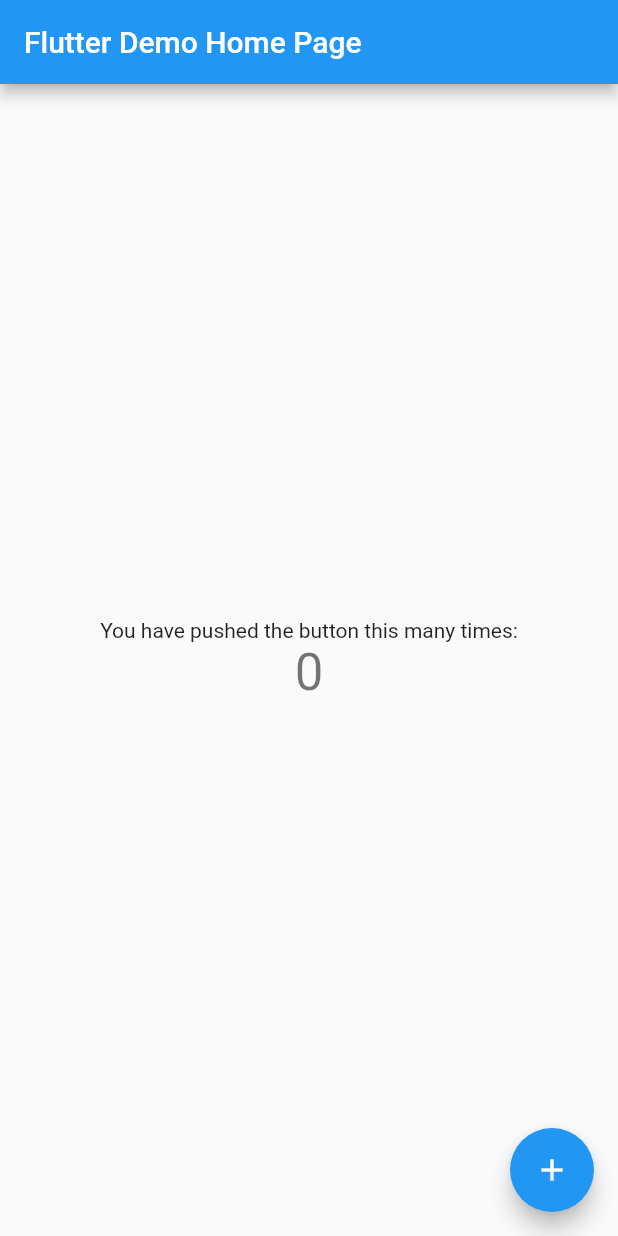
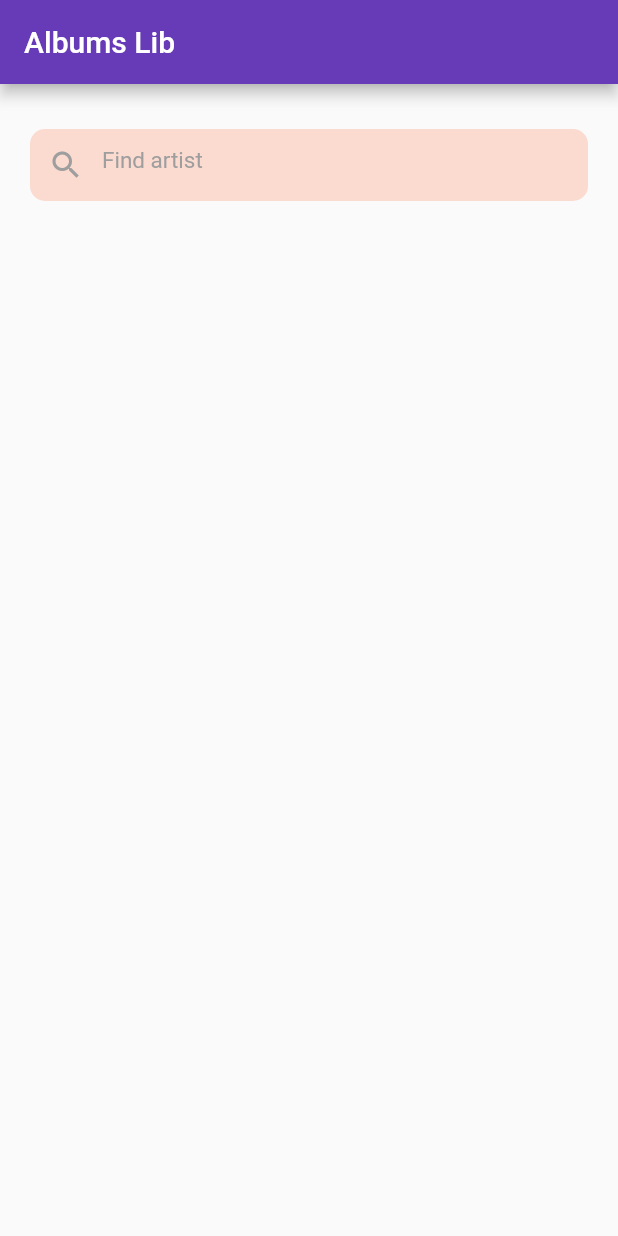
Before and after one commit to awaik/apps_factory, a Flutter app: the screen it shows after launch, on a phone screen of 412 x 824 dp. Run offline on Flutter 3.47's test engine with Material 2 defaults, Android fonts, the phone set to English and light mode, and no system bars; our stand-ins replace hive; accounts and stored records are empty; project files that could hold a hidden picture were left out.

Commit message:
changed models structure, made artist VM

```diff
--- a/analysis_options.yaml
+++ b/analysis_options.yaml
@@ -6,6 +6,7 @@
     missing_return: error
     todo: ignore
     sdk_version_async_exported_from_core: ignore
+    omit_local_variable_types: ignore
 #  strong-mode:
 #    implicit-casts: false
 #    implicit-dynamic: false
--- a/lib/app/data/artists/dto/artist_dto.dart
+++ b/lib/app/data/artists/dto/artist_dto.dart
@@ -6,12 +6,12 @@
 @JsonSerializable(explicitToJson: true)
 class ArtistDto {
   String name;
-  int listeners;
+  String listeners;
   String mbid;
   String url;
   List<ArtistImage> image;
 
-  ArtistDto({this.name = '', this.listeners = 0, this.mbid = '', this.url = '', this.image = const []});
+  ArtistDto({this.name = '', this.listeners = '0', this.mbid = '', this.url = '', this.image = const []});
 
   factory ArtistDto.fromJson(Map<String, dynamic> json) => _$ArtistDtoFromJson(json);
 
--- a/lib/app/data/artists/dto/artist_request_dto.dart
+++ /dev/null
@@ -1,14 +0,0 @@
-import 'package:json_annotation/json_annotation.dart';
-
-part 'artist_request_dto.g.dart';
-
-@JsonSerializable(explicitToJson: true)
-class ArtistRequestDto {
-  final String? artist;
-
-  ArtistRequestDto({this.artist});
-
-  factory ArtistRequestDto.fromJson(Map<String, dynamic> json) => _$ArtistRequestDtoFromJson(json);
-
-  Map<String, dynamic> toJson() => _$ArtistRequestDtoToJson(this);
-}
--- a/lib/app/data/artists/mappers/artist_mapper.dart
+++ b/lib/app/data/artists/mappers/artist_mapper.dart
@@ -2,5 +2,5 @@
 import 'package:apps_factory/app/domain/artist/artist_model.dart';
 
 extension ArtistMapper on ArtistDto {
-  ArtistModel toModel() => ArtistModel(listeners: listeners, name: name, url: url, images: image);
+  ArtistModel toModel() => ArtistModel(listeners: int.parse(listeners), name: name, url: url, images: image);
 }
--- /dev/null
+++ b/lib/app/data/artists/services/base_service.dart
@@ -0,0 +1,6 @@
+abstract class BaseService {
+  final String mediaBaseUrl =
+      'https://ws.audioscrobbler.com/2.0/?method=artist.search&api_key=8b2b3da25942752b1088bb0d1639a0ae&format=json&artist=';
+
+  Future<dynamic> getResponse(String artist);
+}
--- /dev/null
+++ b/lib/app/domain/errors/api_response.dart
@@ -0,0 +1,20 @@
+class ApiResponse<T> {
+  Status status;
+  T? data;
+  String? message;
+
+  ApiResponse.initial(this.message) : status = Status.initial;
+
+  ApiResponse.loading(this.message) : status = Status.loading;
+
+  ApiResponse.completed(this.data) : status = Status.completed;
+
+  ApiResponse.error(this.message) : status = Status.error;
+
+  @override
+  String toString() {
+    return 'Status : $status \n Message : $message \n Data : $data';
+  }
+}
+
+enum Status { initial, loading, completed, error }
--- a/lib/app/internal/app.dart
+++ b/lib/app/internal/app.dart
@@ -1,60 +1,27 @@
+import 'package:apps_factory/app/view/home_screen/home_screen.dart';
+import 'package:apps_factory/app/view/search_screen/model/search_view_model.dart';
 import 'package:flutter/material.dart';
+import 'package:provider/provider.dart';
 
 class App extends StatelessWidget {
   @override
   Widget build(BuildContext context) {
-    return MaterialApp(
-      title: 'Flutter Demo',
-      theme: ThemeData(
-        primarySwatch: Colors.blue,
-      ),
-      home: const MyHomePage(title: 'Flutter Demo Home Page'),
-    );
-  }
-}
-
-class MyHomePage extends StatefulWidget {
-  const MyHomePage({Key? key, this.title}) : super(key: key);
-
-  final String? title;
-
-  @override
-  _MyHomePageState createState() => _MyHomePageState();
-}
-
-class _MyHomePageState extends State<MyHomePage> {
-  int _counter = 0;
-
-  void _incrementCounter() {
-    setState(() {
-      _counter++;
-    });
-  }
-
-  @override
-  Widget build(BuildContext context) {
-    return Scaffold(
-      appBar: AppBar(
-        title: Text(widget.title!),
-      ),
-      body: Center(
-        child: Column(
-          mainAxisAlignment: MainAxisAlignment.center,
-          children: <Widget>[
-            const Text(
-              'You have pushed the button this many times:',
-            ),
-            Text(
-              '$_counter',
-              style: Theme.of(context).textTheme.headline4,
-            ),
-          ],
+    return MultiProvider(
+      providers: [
+        ChangeNotifierProvider.value(value: SearchViewModel()),
+      ],
+      child: MaterialApp(
+        debugShowCheckedModeBanner: false,
+        title: 'Albums Lib',
+        theme: ThemeData(
+          appBarTheme: const AppBarTheme(),
+          primarySwatch: Colors.deepPurple,
+          accentColor: Colors.deepOrange,
         ),
-      ),
-      floatingActionButton: FloatingActionButton(
-        onPressed: _incrementCounter,
-        tooltip: 'Increment',
-        child: const Icon(Icons.add),
+        initialRoute: '/',
+        routes: {
+          '/': (context) => const HomeScreen(),
+        },
       ),
     );
   }
--- /dev/null
+++ b/lib/app/view/home_screen/home_screen.dart
@@ -0,0 +1,59 @@
+import 'package:apps_factory/app/view/search_screen/search_screen.dart';
+import 'package:flutter/material.dart';
+
+class HomeScreen extends StatelessWidget {
+  const HomeScreen({Key? key}) : super(key: key);
+
+  @override
+  Widget build(BuildContext context) {
+    final _inputController = TextEditingController();
+    return Scaffold(
+      appBar: AppBar(
+        title: const Text('Albums Lib'),
+      ),
+      body: Column(
+        children: <Widget>[
+          Padding(
+            padding: const EdgeInsets.symmetric(vertical: 10.0),
+            child: Row(
+              children: <Widget>[
+                Expanded(
+                  child: Container(
+                    margin: const EdgeInsets.fromLTRB(20, 20, 20, 0),
+                    decoration: BoxDecoration(
+                      color: Theme.of(context).accentColor.withAlpha(50),
+                      borderRadius: BorderRadius.circular(10.0),
+                    ),
+                    child: TextField(
+                      style: const TextStyle(fontSize: 15.0, color: Colors.black54),
+                      controller: _inputController,
+                      onSubmitted: (value) {
+                        if (value.isNotEmpty) {
+                          Navigator.push(
+                            context,
+                            MaterialPageRoute(builder: (context) => SearchScreen(request: _inputController.text)),
+                          );
+                        }
+                      },
+                      decoration: const InputDecoration(
+                        border: InputBorder.none,
+                        enabledBorder: InputBorder.none,
+                        focusedBorder: InputBorder.none,
+                        prefixIcon: Icon(
+                          Icons.search,
+                          color: Colors.grey,
+                        ),
+                        hintText: 'Find artist',
+                        hintStyle: TextStyle(fontSize: 15.0, color: Colors.grey),
+                      ),
+                    ),
+                  ),
+                ),
+              ],
+            ),
+          ),
+        ],
+      ),
+    );
+  }
+}
--- /dev/null
+++ b/lib/app/view/search_screen/model/search_view_model.dart
@@ -0,0 +1,30 @@
+import 'package:apps_factory/app/data/artists/repositories/artist_api_repository.dart';
+import 'package:apps_factory/app/domain/artist/artist_model.dart';
+import 'package:apps_factory/app/domain/errors/api_response.dart';
+import 'package:flutter/cupertino.dart';
+
+class SearchViewModel with ChangeNotifier {
+  /// manage different states of the screen
+  ApiResponse _apiResponse = ApiResponse.initial('Empty data');
+
+  /// dependency injection for API calling
+  final ArtistApiRepository _artistApiRepository = ArtistApiRepository();
+
+  /// the entrance point for getting data from the API and manage screen state depending on status
+  Future<void> getArtists(String request) async {
+    _apiResponse = ApiResponse.loading('Fetching artist data');
+    notifyListeners();
+    try {
+      // returns type Either<FetchDataException, List<ArtistModel>>
+      final List<ArtistModel> response =
+          await _artistApiRepository.getArtists(artist: request);
+      _apiResponse = ApiResponse.completed(response);
+    } on Exception catch (e) {
+      _apiResponse = ApiResponse.error(e.toString());
+    }
+    notifyListeners();
+  }
+
+  /// data with search results
+  ApiResponse get response => _apiResponse;
+}
--- a/pubspec.yaml
+++ b/pubspec.yaml
@@ -12,21 +12,16 @@
   flutter:
     sdk: flutter
   cupertino_icons: ^1.0.2
-  dio: ^4.0.0
   http: ^0.13.3
   provider: ^5.0.0
   json_annotation: ^4.0.0
-  retrofit: any
   hive: ^2.0.4
   hive_flutter: ^1.1.0
-  dartz: ^0.10.0-nullsafety.2
-
 
 dev_dependencies:
   flutter_test:
     sdk: flutter
   json_serializable: ^4.0.2
-  retrofit_generator: any
   mockito: ^5.0.5
   build_runner: ^2.0.6
   hive_generator: ^1.1.0
```
Also changed, not shown: lib/app/data/artists/api/artists_api.dart (deleted, +0 -14 lines), lib/app/data/artists/repositories/artist_api_repository.dart (+8 -25 lines), lib/app/data/artists/services/artist_service.dart (added, +39 -0 lines), lib/app/domain/errors/app_exception.dart (added, +28 -0 lines), lib/app/domain/failure/failure.dart (deleted, +0 -10 lines), lib/app/view/search_screen/search_screen.dart (added, +111 -0 lines), lib/app/data/artists/api/artists_api.g.dart (deleted), lib/app/data/artists/dto/artist_dto.g.dart, lib/app/data/artists/dto/artist_request_dto.g.dart (deleted), pubspec.lock.
